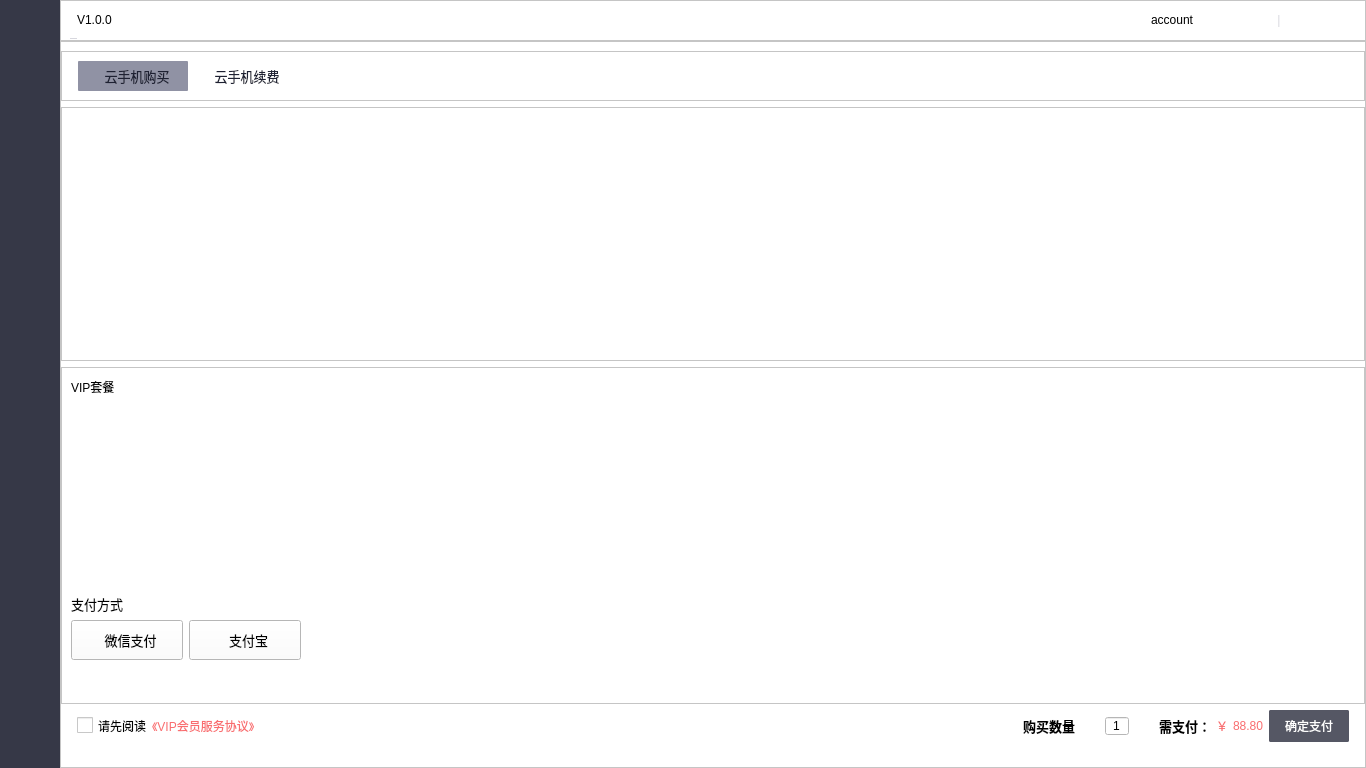
Qt form mainwindow.ui (ZhouMei20220810/TEST) before a commit.
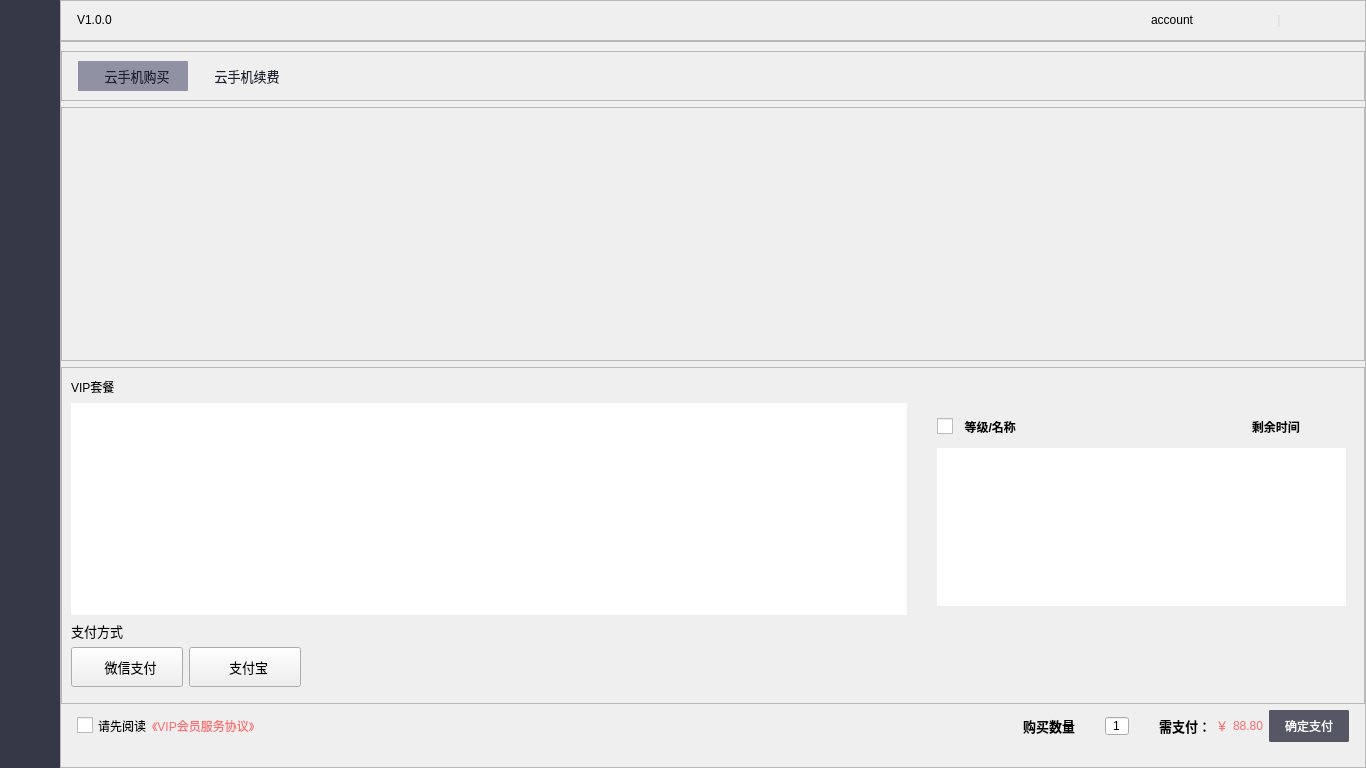
The same form after that commit. The open tabs and pages were chosen to show the change. Icons and pictures are not drawn.

Diff of the .ui file:
```diff
--- a/mainwindow.ui
+++ b/mainwindow.ui
@@ -14,7 +14,72 @@
    <string>MainWindow</string>
   </property>
   <property name="styleSheet">
-   <string notr="true">background-color:#FFFFFFFF;</string>
+   <string notr="true">background-color:#FFFFFFFF;
+
+QScrollBar::add-page:vertical, QScrollBar::sub-page:vertical {
+                             background: none;
+width: 0px;
+height: 0px;
+                         }
+QScrollBar:vertical {
+                     border: none;
+                     background: none;
+                     width: 8px;
+                     margin: 0px 0 0px 0;
+                 }
+                 QScrollBar::handle:vertical {
+                     background: #FFD7D7DE;
+min-height: 20px;
+border-radius: 4px;
+border: none;
+                 }
+                 QScrollBar::add-line:vertical {
+                     border: 0px solid grey;
+background: #000000;
+height: 0px;
+subcontrol-position: bottom;
+subcontrol-origin: margin;
+                 }
+                 QScrollBar::sub-line:vertical {
+                     border: 0px solid grey;
+background: #000000;
+height: 0px;
+subcontrol-position: top;
+subcontrol-origin: margin;
+                 }
+
+QScrollBar::add-page:horizontal, QScrollBar::sub-page:horizontal {
+                             background: none;
+width: 0px;
+height: 0px;
+                         }
+QScrollBar:horizontal {
+                     border: none;
+                     background: none;
+                     height: 8px;
+                     margin: 0px 0 0px 0;
+                 }
+                 QScrollBar::handle:horizontal {
+                     background: #FFD7D7DE;
+min-width: 20px;
+border-radius: 4px;
+border: none;
+                 }
+                 QScrollBar::add-line:horizontal {
+                     border: 0px solid grey;
+background: #000000;
+width: 0px;
+subcontrol-position: bottom;
+subcontrol-origin: margin;
+                 }
+                 QScrollBar::sub-line:horizontal {
+                     border: 0px solid grey;
+background: #000000;
+width: 0px;
+subcontrol-position: top;
+subcontrol-origin: margin;
+                 }
+</string>
   </property>
   <widget class="QWidget" name="centralwidget">
    <layout class="QHBoxLayout" name="horizontalLayout_4">
@@ -2861,7 +2926,10 @@
                         </layout>
                        </item>
                        <item>
-                        <layout class="QHBoxLayout" name="horizontalLayout_16">
+                        <layout class="QHBoxLayout" name="horizontalLayout_16" stretch="2,1">
+                         <property name="spacing">
+                          <number>30</number>
+                         </property>
                          <item>
                           <widget class="QListWidget" name="listWidgetVIP">
                            <property name="styleSheet">
@@ -2870,10 +2938,173 @@
                           </widget>
                          </item>
                          <item>
-                          <widget class="QListWidget" name="listWidgetRenewList">
+                          <widget class="QFrame" name="frame_Renew">
+                           <property name="minimumSize">
+                            <size>
+                             <width>300</width>
+                             <height>0</height>
+                            </size>
+                           </property>
                            <property name="styleSheet">
-                            <string notr="true">border:none</string>
+                            <string notr="true">border:none;</string>
                            </property>
+                           <property name="frameShape">
+                            <enum>QFrame::StyledPanel</enum>
+                           </property>
+                           <property name="frameShadow">
+                            <enum>QFrame::Raised</enum>
+                           </property>
+                           <layout class="QVBoxLayout" name="verticalLayout_14">
+                            <property name="leftMargin">
+                             <number>0</number>
+                            </property>
+                            <item>
+                             <widget class="QFrame" name="frame_15">
+                              <property name="minimumSize">
+                               <size>
+                                <width>0</width>
+                                <height>30</height>
+                               </size>
+                              </property>
+                              <property name="styleSheet">
+                               <string notr="true">border:none;</string>
+                              </property>
+                              <property name="frameShape">
+                               <enum>QFrame::StyledPanel</enum>
+                              </property>
+                              <property name="frameShadow">
+                               <enum>QFrame::Raised</enum>
+                              </property>
+                              <layout class="QHBoxLayout" name="horizontalLayout_29">
+                               <property name="spacing">
+                                <number>0</number>
+                               </property>
+                               <property name="leftMargin">
+                                <number>0</number>
+                               </property>
+                               <property name="topMargin">
+                                <number>0</number>
+                               </property>
+                               <property name="rightMargin">
+                                <number>0</number>
+                               </property>
+                               <property name="bottomMargin">
+                                <number>0</number>
+                               </property>
+                               <item>
+                                <widget class="QCheckBox" name="checkBox_2">
+                                 <property name="font">
+                                  <font>
+                                   <bold>true</bold>
+                                  </font>
+                                 </property>
+                                 <property name="styleSheet">
+                                  <string notr="true"> QCheckBox {
+     spacing: 5px;
+ }
+
+ QCheckBox::indicator {
+     width: 16px;
+     height: 16px;
+ }
+
+ QCheckBox::indicator:unchecked {
+     image: url(:/login/resource/login/option_normal.png);
+ }
+
+ QCheckBox::indicator:unchecked:hover {
+     image: url(:/login/resource/login/option_normal.png);
+ }
+
+ QCheckBox::indicator:unchecked:pressed {
+     image: url(:/login/resource/login/option_normal.png);
+ }
+
+ QCheckBox::indicator:checked {
+     image: url(:/login/resource/login/option_select.png);
+ }
+
+ QCheckBox::indicator:checked:hover {
+     image: url(:/login/resource/login/option_select.png);
+ }
+
+ QCheckBox::indicator:checked:pressed {
+     image: url(:/login/resource/login/option_select.png);
+ }
+</string>
+                                 </property>
+                                 <property name="text">
+                                  <string>  等级/名称</string>
+                                 </property>
+                                </widget>
+                               </item>
+                               <item>
+                                <spacer name="horizontalSpacer_30">
+                                 <property name="orientation">
+                                  <enum>Qt::Horizontal</enum>
+                                 </property>
+                                 <property name="sizeHint" stdset="0">
+                                  <size>
+                                   <width>172</width>
+                                   <height>20</height>
+                                  </size>
+                                 </property>
+                                </spacer>
+                               </item>
+                               <item>
+                                <widget class="QToolButton" name="toolButton">
+                                 <property name="minimumSize">
+                                  <size>
+                                   <width>150</width>
+                                   <height>0</height>
+                                  </size>
+                                 </property>
+                                 <property name="maximumSize">
+                                  <size>
+                                   <width>150</width>
+                                   <height>16777215</height>
+                                  </size>
+                                 </property>
+                                 <property name="font">
+                                  <font>
+                                   <bold>true</bold>
+                                  </font>
+                                 </property>
+                                 <property name="focusPolicy">
+                                  <enum>Qt::NoFocus</enum>
+                                 </property>
+                                 <property name="styleSheet">
+                                  <string notr="true">QToolButton:hover { border: none; background: none; }</string>
+                                 </property>
+                                 <property name="text">
+                                  <string>   剩余时间</string>
+                                 </property>
+                                 <property name="icon">
+                                  <iconset resource="res.qrc">
+                                   <normaloff>:/login/resource/login/ScreenShots_v.jpg</normaloff>:/login/resource/login/ScreenShots_v.jpg</iconset>
+                                 </property>
+                                 <property name="checkable">
+                                  <bool>false</bool>
+                                 </property>
+                                 <property name="toolButtonStyle">
+                                  <enum>Qt::ToolButtonTextBesideIcon</enum>
+                                 </property>
+                                 <property name="autoRaise">
+                                  <bool>true</bool>
+                                 </property>
+                                </widget>
+                               </item>
+                              </layout>
+                             </widget>
+                            </item>
+                            <item>
+                             <widget class="QListWidget" name="listWidgetRenewList">
+                              <property name="styleSheet">
+                               <string notr="true">border:none</string>
+                              </property>
+                             </widget>
+                            </item>
+                           </layout>
                           </widget>
                          </item>
                         </layout>
```
